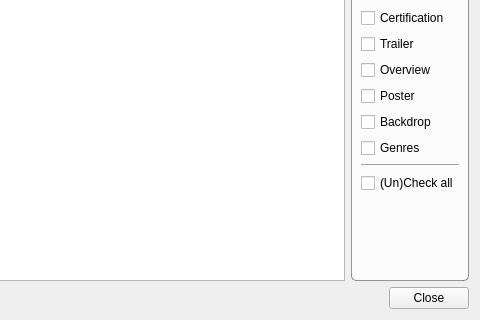
Before: the Qt Designer form concerts/ConcertSearch.ui in Komet/MediaElch, drawn with Qt 5; both pictures show x 120 to 600 and y 227 to 547 of the 600 by 547 pixel window.
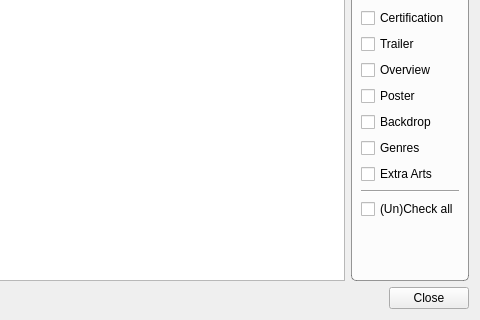
After: the same form once the commit is applied. Icons and pictures are not drawn. Custom widgets are drawn as their Qt base class.

Commit message: Fixes #125 Autodownload extra fanarts from Fanart.tv

The edit to the form file:
```diff
--- a/concerts/ConcertSearch.ui
+++ b/concerts/ConcertSearch.ui
@@ -212,6 +212,16 @@
           </property>
          </widget>
         </item>
+        <item>
+         <widget class="QCheckBox" name="chkExtraArts">
+          <property name="toolTip">
+           <string>Logo, Clear Art, CD Art</string>
+          </property>
+          <property name="text">
+           <string>Extra Arts</string>
+          </property>
+         </widget>
+        </item>
         <item>
          <widget class="Line" name="line">
           <property name="orientation">
@@ -239,19 +249,6 @@
           </property>
          </spacer>
         </item>
-        <item>
-         <spacer name="verticalSpacer_3">
-          <property name="orientation">
-           <enum>Qt::Vertical</enum>
-          </property>
-          <property name="sizeHint" stdset="0">
-           <size>
-            <width>20</width>
-            <height>40</height>
-           </size>
-          </property>
-         </spacer>
-        </item>
        </layout>
       </widget>
      </item>
```
The commit also changes 28 other files.
